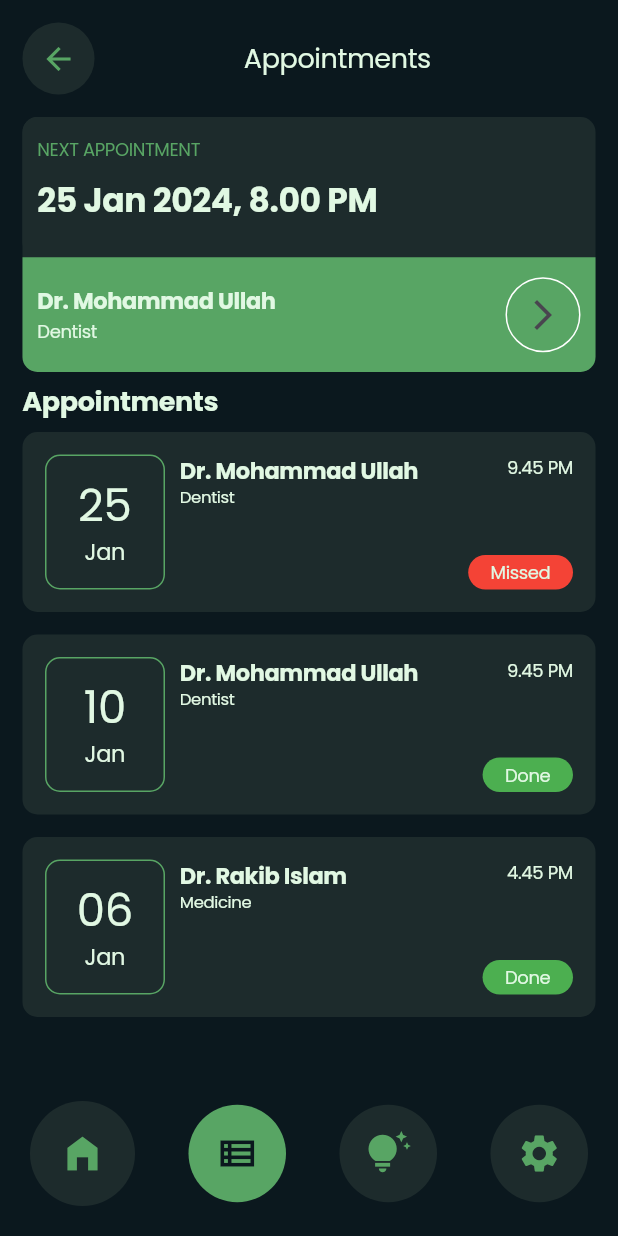
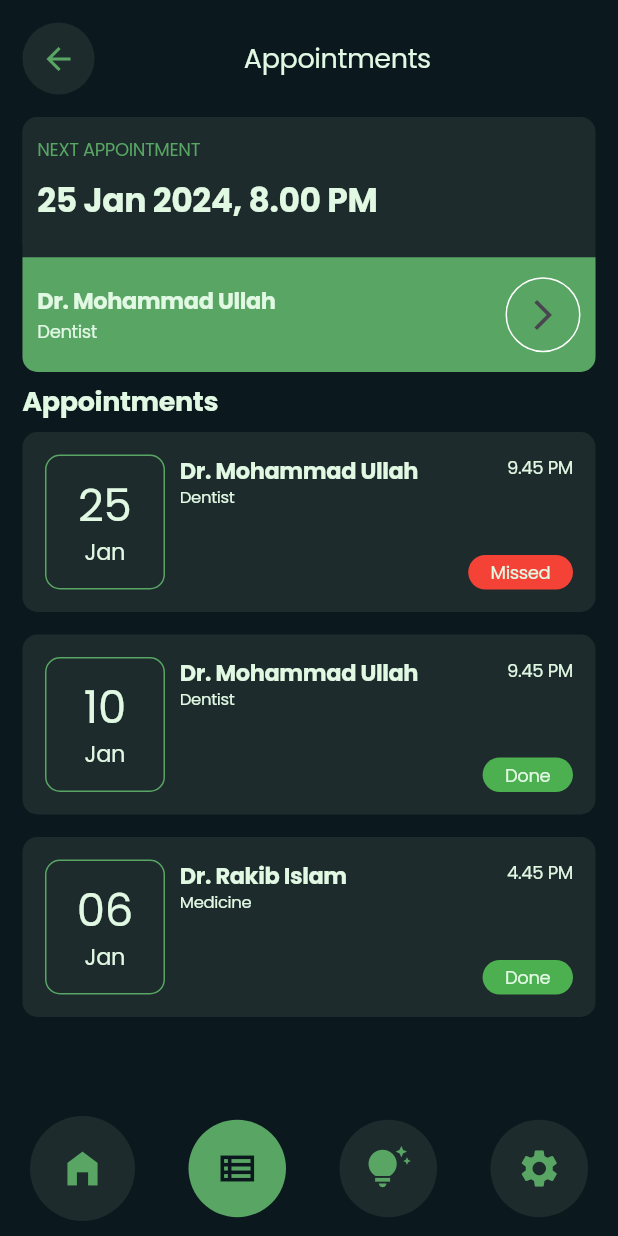
Before and after one commit to Hrithikishere/MediQueue, a Flutter app: the AppointmentsPage screen opened by its route, on a phone screen of 412 x 824 dp. Run offline on Flutter 3.47's test engine with Material 3 defaults, Android fonts, the phone set to English and light mode, and no system bars; our stand-ins replace animated_splash_screen, cached_network_image, go_router, google_fonts; network calls fail.

Commit message:
bottom appbar padding

```diff
--- a/medi_queue/lib/util/common/bottomAppBar.dart
+++ b/medi_queue/lib/util/common/bottomAppBar.dart
@@ -35,7 +35,7 @@ class BottomAppBars extends StatelessWidget {
     } else {}
 
     return Container(
-      margin: EdgeInsets.all(20),
+      margin: const EdgeInsets.symmetric(horizontal: 20, vertical: 10),
       child: Row(
         mainAxisAlignment: MainAxisAlignment.spaceBetween,
         crossAxisAlignment: CrossAxisAlignment.center,
```
